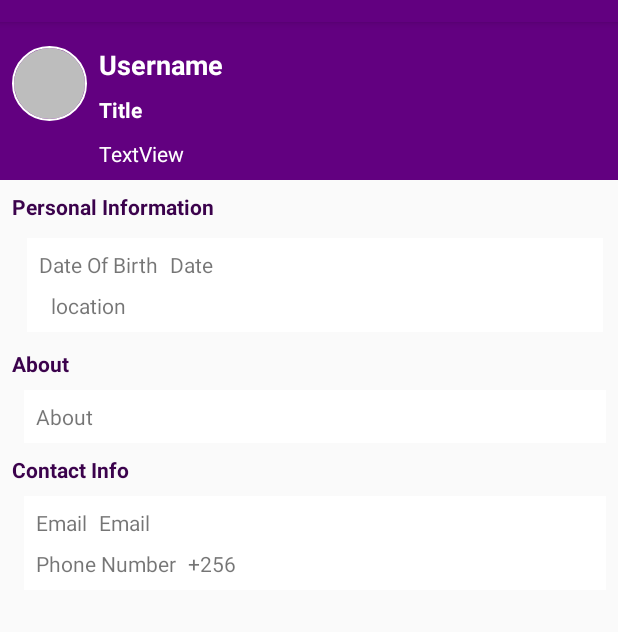
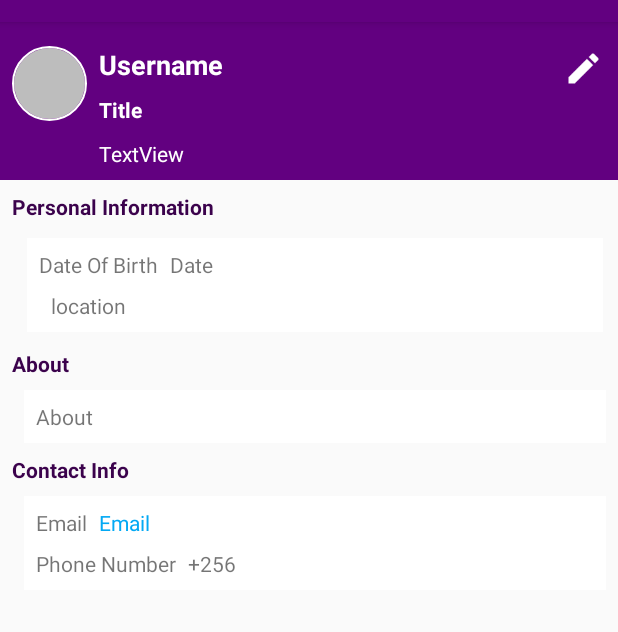
Before and after one commit to Mubangizi/Farmers-Net, an Android app: the fragment AccountFragment placed in its activity, on a phone screen of 412 x 824 dp, the part 62-694 px from its top. Run offline under Robolectric (Android 15) with nearby library versions, the light colour scheme and no system bars; our stand-ins replace CircleImageView, Firebase (no records; nobody signed in at launch, a user with empty details on screens opened directly); libraries missing offline, so code that uses them is left out: com.firebase.ui.

Commit message:
retrieving user data

```diff
--- a/app/src/main/java/com/example/farmersnet/PostActivity.java
+++ b/app/src/main/java/com/example/farmersnet/PostActivity.java
@@ -73,9 +73,6 @@ public class PostActivity extends AppCompatActivity {
                     postImageView.setVisibility(View.GONE);
                 }else
                     postImageView.setAdjustViewBounds(true);
-                //TODO: change image height to wrap content
-                    //postImageView.getLayoutParams();
-                    //postImageView.setLayoutParams(new LinearLayout.LayoutParams(ViewGroup.LayoutParams.MATCH_PARENT, ViewGroup.LayoutParams.WRAP_CONTENT));
                     Glide.with(PostActivity.this).load(image_uri).into(postImageView);
 
             }
--- a/app/src/main/java/com/example/farmersnet/fragments/AccountFragment.java
+++ b/app/src/main/java/com/example/farmersnet/fragments/AccountFragment.java
@@ -1,19 +1,91 @@
 package com.example.farmersnet.fragments;
 
+import android.content.Intent;
 import android.os.Bundle;
 import android.support.annotation.NonNull;
 import android.support.annotation.Nullable;
 import android.support.v4.app.Fragment;
+import android.support.v7.widget.RecyclerView;
 import android.view.LayoutInflater;
 import android.view.View;
 import android.view.ViewGroup;
+import android.widget.ImageView;
+import android.widget.TextView;
 
 import com.example.farmersnet.R;
+import com.example.farmersnet.RegisterActivity;
+import com.example.farmersnet.post.Post;
+import com.example.farmersnet.post.PostRecyclerAdapter;
+import com.example.farmersnet.utils.FirebaseUtil;
+import com.google.android.gms.tasks.OnCompleteListener;
+import com.google.android.gms.tasks.Task;
+import com.google.firebase.auth.FirebaseAuth;
+import com.google.firebase.firestore.CollectionReference;
+import com.google.firebase.firestore.DocumentSnapshot;
+import com.google.firebase.firestore.FirebaseFirestore;
+
+import java.util.ArrayList;
 
 public class AccountFragment extends Fragment {
+
+    private TextView userNameTextView;
+    private TextView aboutTextView;
+    private TextView contentAboutTextView;
+    private TextView interestTextView;
+    private TextView emailTextView;
+    private TextView dobTextView;
+    private ImageView editIcon;
+
+    private CollectionReference collectionReference;
+    private FirebaseAuth mAuth;
+    private String user_id;
     @Nullable
     @Override
     public View onCreateView(@NonNull LayoutInflater inflater, @Nullable ViewGroup container, @Nullable Bundle savedInstanceState) {
-        return inflater.inflate(R.layout.fragment_account_layout, null);
+        final View view = inflater.inflate(R.layout.fragment_account_layout, null);
+
+        userNameTextView = view.findViewById(R.id.profile_username_textView);
+        aboutTextView = view.findViewById(R.id.profile_about_textView);
+        interestTextView = view.findViewById(R.id.profile_interest_textView);
+        emailTextView = view.findViewById(R.id.profile_emailTextView);
+        contentAboutTextView = view.findViewById(R.id.profile_about_content);
+        dobTextView = view.findViewById(R.id.profile_dob);
+        editIcon = view.findViewById(R.id.profile_edit_icon);
+
+        FirebaseUtil.openFireBaseReference("Users", getActivity());
+        collectionReference = FirebaseUtil.collectionReference;
+        mAuth = FirebaseUtil.mAuth;
+        user_id = mAuth.getCurrentUser().getUid();
+
+        collectionReference.document(user_id).get().addOnCompleteListener(new OnCompleteListener<DocumentSnapshot>() {
+            @Override
+            public void onComplete(@NonNull Task<DocumentSnapshot> task) {
+                if(task.getResult().exists()){
+                        String fname = task.getResult().getString("fname");
+                        String lname = task.getResult().getString("lname");
+                        String about = task.getResult().getString("about");
+                        String interest = task.getResult().getString("interests");
+                        String dob = task.getResult().getString("dob");
+                        String email = task.getResult().getString("email");
+                        userNameTextView.setText(fname + " " + lname );
+                        aboutTextView.setText(about);
+                        interestTextView.setText(interest);
+                        dobTextView.setText(dob);
+                        emailTextView.setText(email);
+                        contentAboutTextView.setText(about);
+                }else {
+                    FirebaseUtil.attachListener();
+                }
+            }
+        });
+
+        editIcon.setOnClickListener(new View.OnClickListener() {
+            @Override
+            public void onClick(View v) {
+                Intent registerIntent = new Intent(getActivity(), RegisterActivity.class);
+                startActivity(registerIntent);
+            }
+        });
+        return view;
     }
 }
--- a/app/src/main/java/com/example/farmersnet/utils/FirebaseUtil.java
+++ b/app/src/main/java/com/example/farmersnet/utils/FirebaseUtil.java
@@ -42,6 +42,7 @@ public class FirebaseUtil {
     public static FirebaseUtil firebaseUtil;
     public static CollectionReference collectionReference;
     private static int RC_SIGN_IN =131;
+    public static String user_id;
 
     //to prevent instantiation
     private FirebaseUtil(){}
@@ -63,6 +64,7 @@ public class FirebaseUtil {
             postArrayList = new ArrayList<Post>();
         }
         collectionReference = firebaseFirestore.collection(ref);
+        user_id = mAuth.getCurrentUser().getUid();
     }
 
     private static void signIn() {
@@ -100,10 +102,10 @@ public class FirebaseUtil {
                     firebaseFirestore.collection("Users").document(userid).get().addOnCompleteListener(caller, new OnCompleteListener<DocumentSnapshot>() {
                         @Override
                         public void onComplete(@NonNull Task<DocumentSnapshot> task) {
-                            if(!task.getResult().exists()){
-                                Intent intent = new Intent(caller, RegisterActivity.class);
-                                caller.startActivity(intent);
-                            }
+                        if(!task.getResult().exists()){
+                            Intent intent = new Intent(caller, RegisterActivity.class);
+                            caller.startActivity(intent);
+                        }
                         }
                     });
 
@@ -126,4 +128,5 @@ public class FirebaseUtil {
             }
 
     }
+
 }
--- a/app/src/main/res/layout/fragment_account_layout.xml
+++ b/app/src/main/res/layout/fragment_account_layout.xml
@@ -47,7 +47,7 @@
                 app:layout_constraintTop_toTopOf="parent" />
 
             <TextView
-                android:id="@+id/profile_tag_textView"
+                android:id="@+id/profile_about_textView"
                 android:layout_width="0dp"
                 android:layout_height="wrap_content"
                 android:layout_marginStart="8dp"
@@ -63,7 +63,7 @@
 
 
             <TextView
-                android:id="@+id/profile_about_textView"
+                android:id="@+id/profile_interest_textView"
                 android:layout_width="0dp"
                 android:layout_height="wrap_content"
                 android:layout_marginStart="8dp"
@@ -75,7 +75,7 @@
                 app:layout_constraintBottom_toBottomOf="parent"
                 app:layout_constraintEnd_toEndOf="parent"
                 app:layout_constraintStart_toEndOf="@+id/profile_userimageView"
-                app:layout_constraintTop_toBottomOf="@+id/profile_tag_textView" />
+                app:layout_constraintTop_toBottomOf="@+id/profile_about_textView" />
         </android.support.constraint.ConstraintLayout>
     </android.support.v7.widget.CardView>
 
@@ -131,7 +131,7 @@
                 android:text="@string/location"
                 app:layout_constraintBottom_toBottomOf="parent"
                 app:layout_constraintStart_toEndOf="@+id/textView7"
-                app:layout_constraintTop_toBottomOf="@+id/textView9" />
+                app:layout_constraintTop_toBottomOf="@+id/profile_dob" />
 
             <TextView
                 android:id="@+id/textView8"
@@ -144,7 +144,7 @@
                 app:layout_constraintTop_toTopOf="parent" />
 
             <TextView
-                android:id="@+id/textView9"
+                android:id="@+id/profile_dob"
                 android:layout_width="wrap_content"
                 android:layout_height="wrap_content"
                 android:layout_marginStart="8dp"
@@ -249,6 +249,7 @@
                 android:layout_marginStart="8dp"
                 android:layout_marginTop="8dp"
                 android:text="@string/email"
+                android:textColor="@color/colorLightBlue"
                 app:layout_constraintStart_toEndOf="@+id/textView11"
                 app:layout_constraintTop_toTopOf="parent" />
 
@@ -265,7 +266,7 @@
                 app:layout_constraintTop_toBottomOf="@+id/textView11" />
 
             <TextView
-                android:id="@+id/textView14"
+                android:id="@+id/profile_phoneNumber"
                 android:layout_width="wrap_content"
                 android:layout_height="wrap_content"
                 android:layout_marginStart="8dp"
@@ -279,5 +280,15 @@
 
     </android.support.v7.widget.CardView>
 
+    <ImageView
+        android:id="@+id/profile_edit_icon"
+        android:layout_width="30dp"
+        android:layout_height="30dp"
+        android:layout_marginTop="16dp"
+        android:layout_marginEnd="8dp"
+        app:layout_constraintEnd_toEndOf="parent"
+        app:layout_constraintTop_toTopOf="parent"
+        app:srcCompat="@mipmap/ic_edit_icon" />
+
 
 </android.support.constraint.ConstraintLayout>
--- a/app/src/main/res/layout/fragment_createpost_layout.xml
+++ b/app/src/main/res/layout/fragment_createpost_layout.xml
@@ -53,7 +53,7 @@
                     android:id="@+id/view"
                     android:layout_width="0dp"
                     android:layout_height="1dp"
-                    android:layout_marginTop="16dp"
+                    android:layout_marginTop="8dp"
                     android:background="#6F6F6F"
                     app:layout_constraintEnd_toEndOf="parent"
                     app:layout_constraintStart_toStartOf="parent"
--- a/app/src/main/res/values/colors.xml
+++ b/app/src/main/res/values/colors.xml
@@ -9,4 +9,5 @@
     <color name="colorgreydark">#BCBBBB</color>
     <color name="colorSecondary">#FFC107</color>
     <color name="colorBlack">#000</color>
+    <color name="colorLightBlue">#03A9F4</color>
 </resources>
```
Also changed, not shown: app/src/main/java/com/example/farmersnet/RegisterActivity.java (+23 -2 lines), app/src/main/res/layout/activity_register.xml (+17 -20 lines), app/src/main/ic_edit_icon-web.png (added), app/src/main/res/mipmap-hdpi/ic_edit_icon.png (added), app/src/main/res/mipmap-mdpi/ic_edit_icon.png (added), app/src/main/res/mipmap-xhdpi/ic_edit_icon.png (added), app/src/main/res/mipmap-xxhdpi/ic_edit_icon.png (added), app/src/main/res/mipmap-xxxhdpi/ic_edit_icon.png (added).
